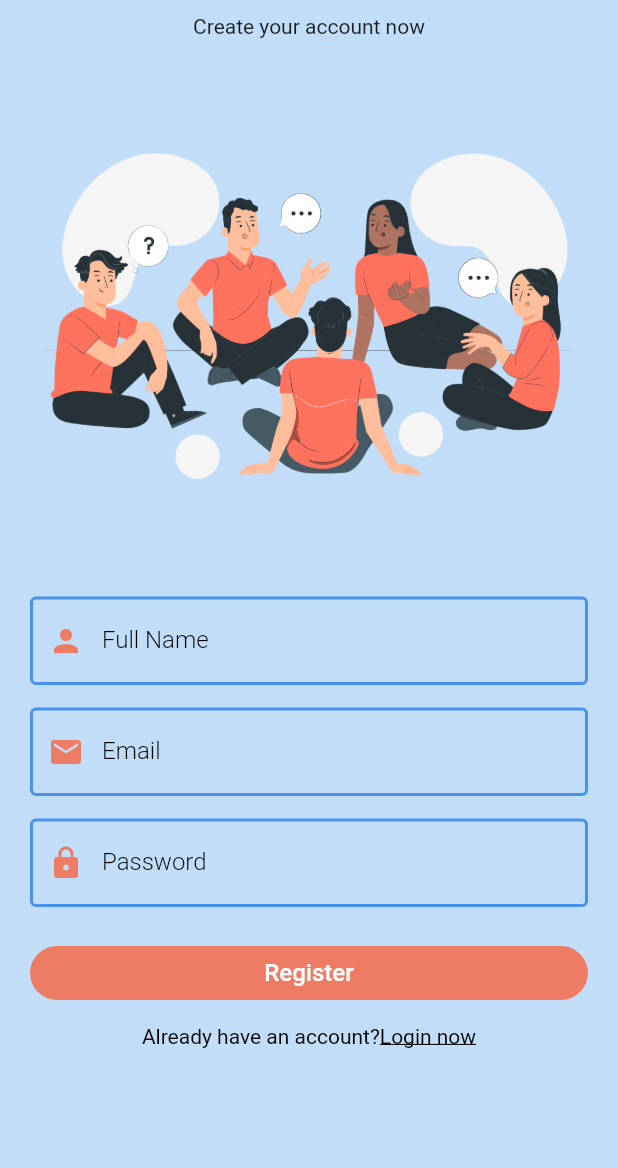
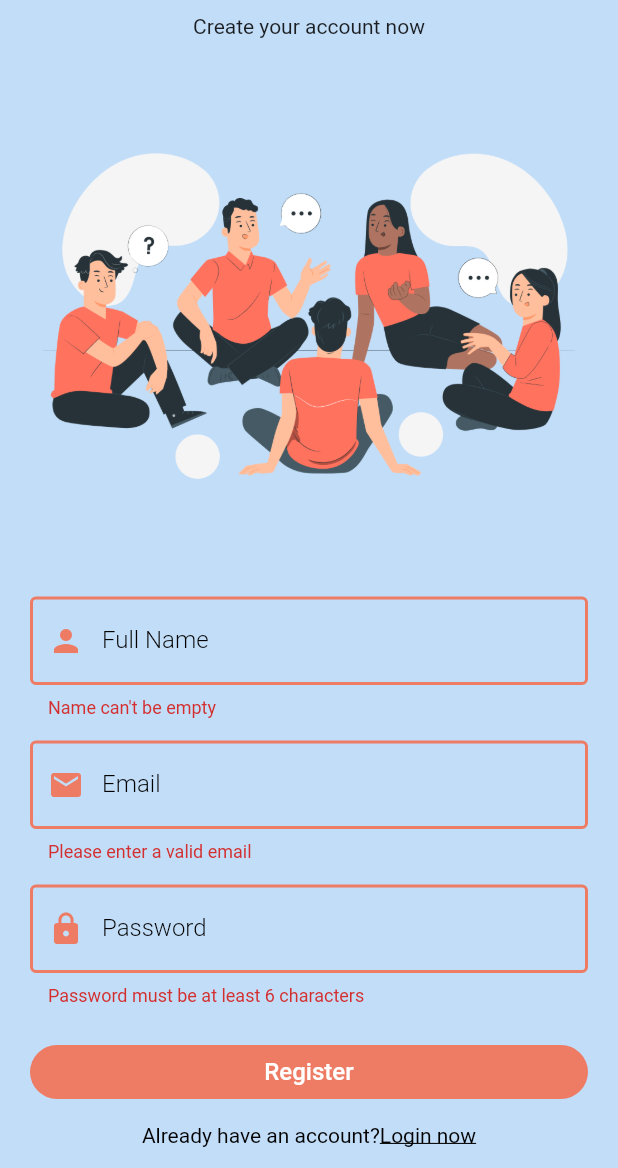
Before and after one commit to efimsivolap/PhoneBook_app, a Flutter app: the RegisterPage screen opened directly, scrolled down 82 dp, after a tap on "Register", on a phone screen of 412 x 824 dp, the part 68-1236 px from its top. Run offline on Flutter 3.47's test engine with Material 2 defaults, Android fonts, the phone set to English and light mode, and no system bars; our stand-ins replace cloud_firestore, firebase_auth, firebase_core, shared_preferences; accounts and stored records are empty.

Commit message:
firebase_auth

```diff
--- a/lib/main.dart
+++ b/lib/main.dart
@@ -44,7 +44,9 @@ class _MyAppState extends State<MyApp> {
   getUserLoggedInStatus() async {
     await HelperFunctions.getUserLoggedInStatus().then((value) {
       if (value != null) {
-        _isSignedIn = value;
+        setState(() {
+          _isSignedIn = value;
+        });
       }
     });
   }
--- a/lib/pages/auth/register_page.dart
+++ b/lib/pages/auth/register_page.dart
@@ -1,6 +1,9 @@
 import 'package:flutter/gestures.dart';
 import 'package:flutter/material.dart';
+import 'package:phone_book_app/helper/helper_function.dart';
 import 'package:phone_book_app/pages/auth/login_page.dart';
+import 'package:phone_book_app/pages/home_page.dart';
+import 'package:phone_book_app/service/auth_service.dart';
 
 import '../../widgets/widgets.dart';
 
@@ -12,17 +15,24 @@ class RegisterPage extends StatefulWidget {
 }
 
 class _RegisterPageState extends State<RegisterPage> {
+  bool _isLoading = false;
   final formKey = GlobalKey<FormState>();
   String email = "";
   String password = "";
   String fullName = "";
+  AuthService authService = AuthService();
 
   @override
   Widget build(BuildContext context) {
     return Scaffold(
-      body: SingleChildScrollView(
+      body: _isLoading
+          ? Center(
+              child: CircularProgressIndicator(
+                  color: Theme.of(context).primaryColor))
+          : SingleChildScrollView(
               child: Padding(
-          padding: const EdgeInsets.symmetric(horizontal: 20, vertical: 80),
+                padding:
+                    const EdgeInsets.symmetric(horizontal: 20, vertical: 80),
                 child: Form(
                   key: formKey,
                   child: Column(
@@ -163,5 +173,27 @@ class _RegisterPageState extends State<RegisterPage> {
     );
   }
 
-  register() {}
+  register() async {
+    if (formKey.currentState!.validate()) {
+      setState(() {
+        _isLoading = true;
+      });
+      await authService
+          .registerUserWithEmailandPassword(fullName, email, password)
+          .then((value) async {
+        if (value == true) {
+          //saving the shared preference state
+          await HelperFunctions.saveUserLoggedInStatus(true);
+          await HelperFunctions.saveUserEmailSF(email);
+          await HelperFunctions.saveUserNameSF(fullName);
+          nextScreen(context, const HomePage());
+        } else {
+          showSnackBar(context, Colors.red, value);
+          setState(() {
+            _isLoading = false;
+          });
         }
+      });
+    }
+  }
+}
--- /dev/null
+++ b/lib/service/database_service.dart
@@ -0,0 +1,30 @@
+import 'package:cloud_firestore/cloud_firestore.dart';
+
+class DatabaseService {
+  final String? uid;
+  DatabaseService({this.uid});
+
+  //reference for our collections
+  final CollectionReference userCollection =
+      FirebaseFirestore.instance.collection("users");
+  final CollectionReference groupCollection =
+      FirebaseFirestore.instance.collection("groups");
+
+  //saving the userdata
+  Future savingUserData(String fullName, String email) async {
+    return await userCollection.doc(uid).set({
+      "fullName": fullName,
+      "email": email,
+      "groups": [],
+      "profilePic": "",
+      "uid": uid,
+    });
+  }
+
+  //getting user data
+  Future gettingUserData(String email) async {
+    QuerySnapshot snapshot =
+        await userCollection.where("email", isEqualTo: email).get();
+    return snapshot;
+  }
+}
```
Also changed, not shown: lib/helper/helper_function.dart (+16 -0 lines), lib/pages/auth/login_page.dart (+43 -4 lines), lib/pages/home_page.dart (+32 -2 lines), lib/pages/search_page.dart (added, +18 -0 lines), lib/service/auth_service.dart (added, +55 -0 lines), lib/widgets/widgets.dart (+13 -0 lines). Lines whose indentation alone changed are shown as unchanged.
